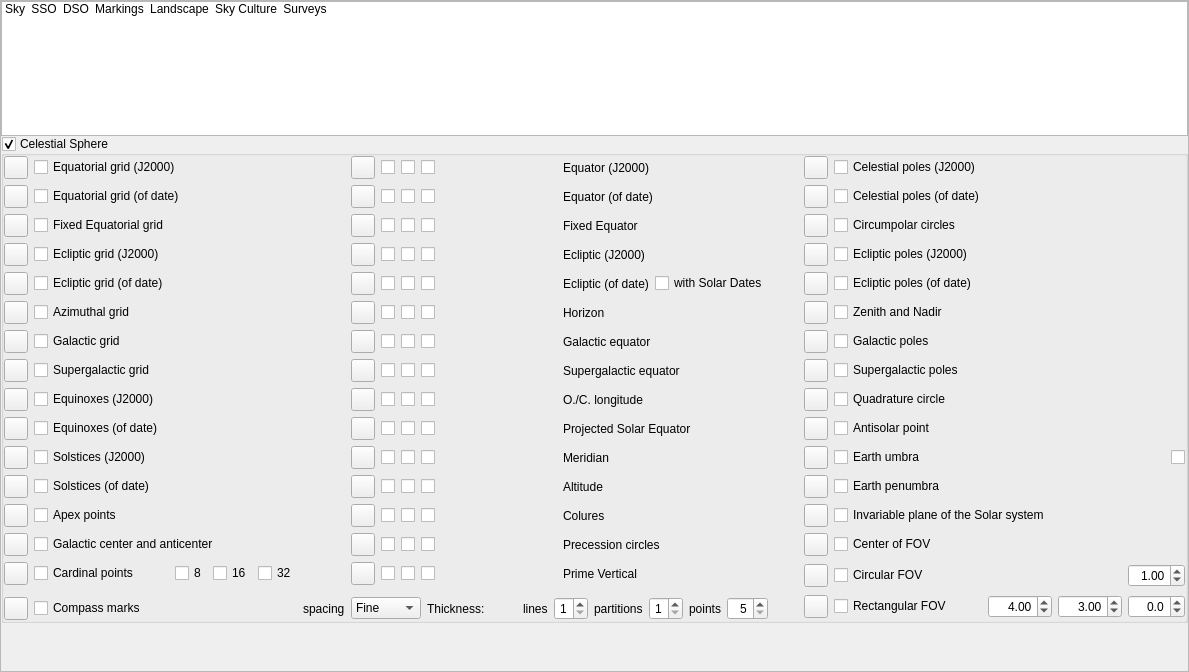
Before: the Qt Designer form src/gui/viewDialog.ui in Stellarium/stellarium, drawn with Qt 5.
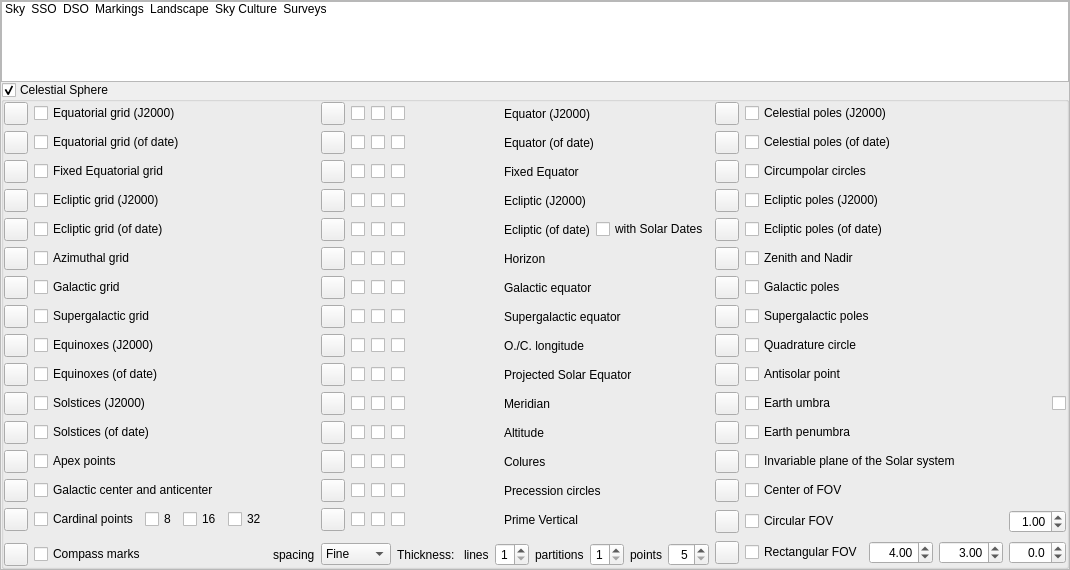
After: the same form once the commit is applied. Icons and pictures are not drawn. Custom widgets are drawn as their Qt base class.

Commit message: Restoring sizes

Diff of the .ui file:
```diff
--- a/src/gui/viewDialog.ui
+++ b/src/gui/viewDialog.ui
@@ -6,8 +6,8 @@
    <rect>
     <x>0</x>
     <y>0</y>
-    <width>1189</width>
-    <height>672</height>
+    <width>996</width>
+    <height>570</height>
    </rect>
   </property>
   <property name="font">
```
